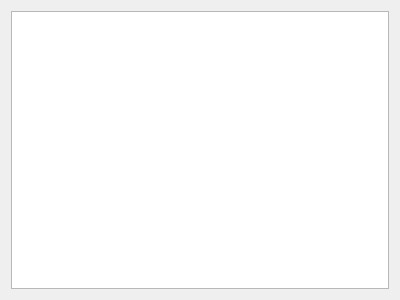
Old version of the form tux4kids-admin/src/manageTeachersWidget.ui in the repository deepakagg/tux4kids-admin.
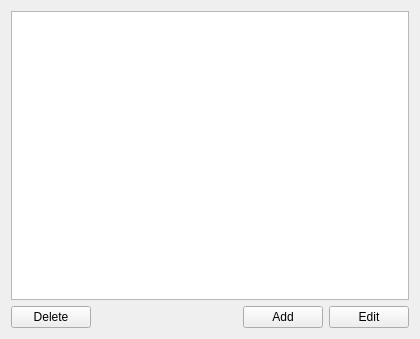
New version of the form.

```diff
--- a/tux4kids-admin/src/manageTeachersWidget.ui
+++ b/tux4kids-admin/src/manageTeachersWidget.ui
@@ -6,8 +6,8 @@
    <rect>
     <x>0</x>
     <y>0</y>
-    <width>400</width>
-    <height>300</height>
+    <width>420</width>
+    <height>339</height>
    </rect>
   </property>
   <property name="windowTitle">
@@ -33,6 +33,44 @@
      </property>
     </widget>
    </item>
+   <item>
+    <layout class="QHBoxLayout" name="horizontalLayout">
+     <item>
+      <widget class="QPushButton" name="deleteTeacherButton">
+       <property name="text">
+        <string>Delete</string>
+       </property>
+      </widget>
+     </item>
+     <item>
+      <spacer name="spacer">
+       <property name="orientation">
+        <enum>Qt::Horizontal</enum>
+       </property>
+       <property name="sizeHint" stdset="0">
+        <size>
+         <width>40</width>
+         <height>20</height>
+        </size>
+       </property>
+      </spacer>
+     </item>
+     <item>
+      <widget class="QPushButton" name="addTeacherButton">
+       <property name="text">
+        <string>Add</string>
+       </property>
+      </widget>
+     </item>
+     <item>
+      <widget class="QPushButton" name="editTeacherButton">
+       <property name="text">
+        <string>Edit</string>
+       </property>
+      </widget>
+     </item>
+    </layout>
+   </item>
   </layout>
  </widget>
  <resources/>
```
